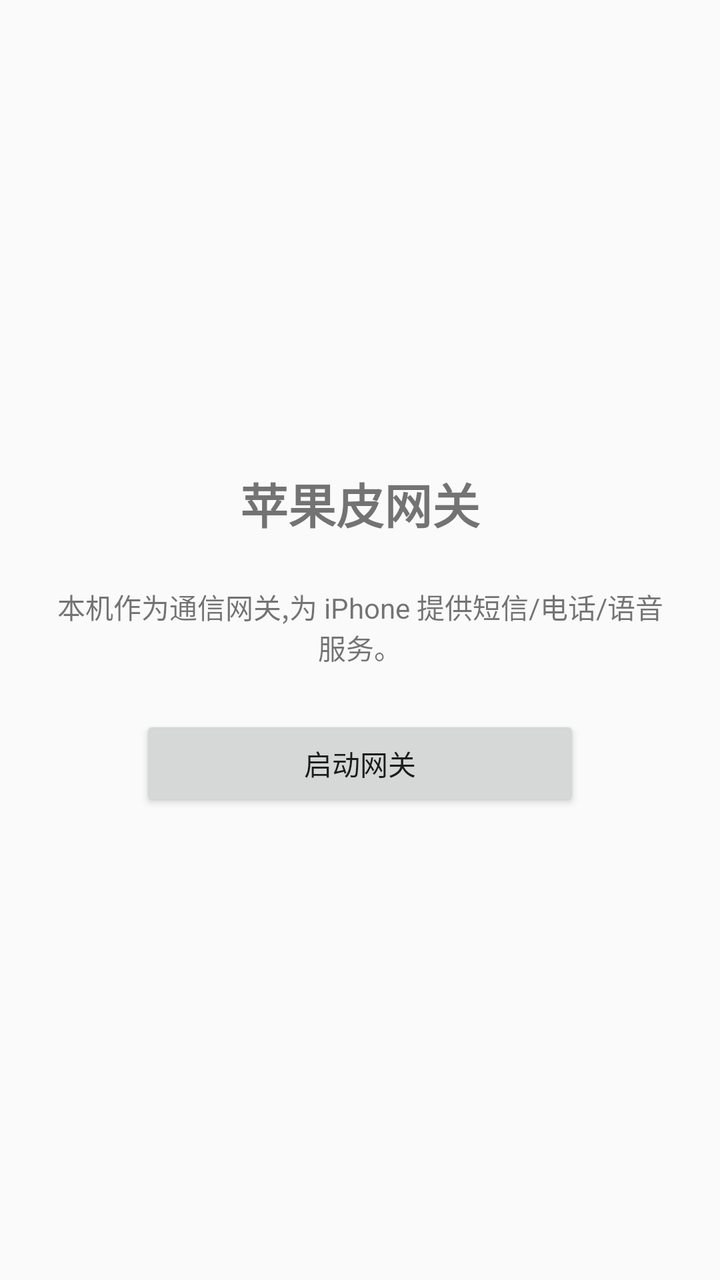
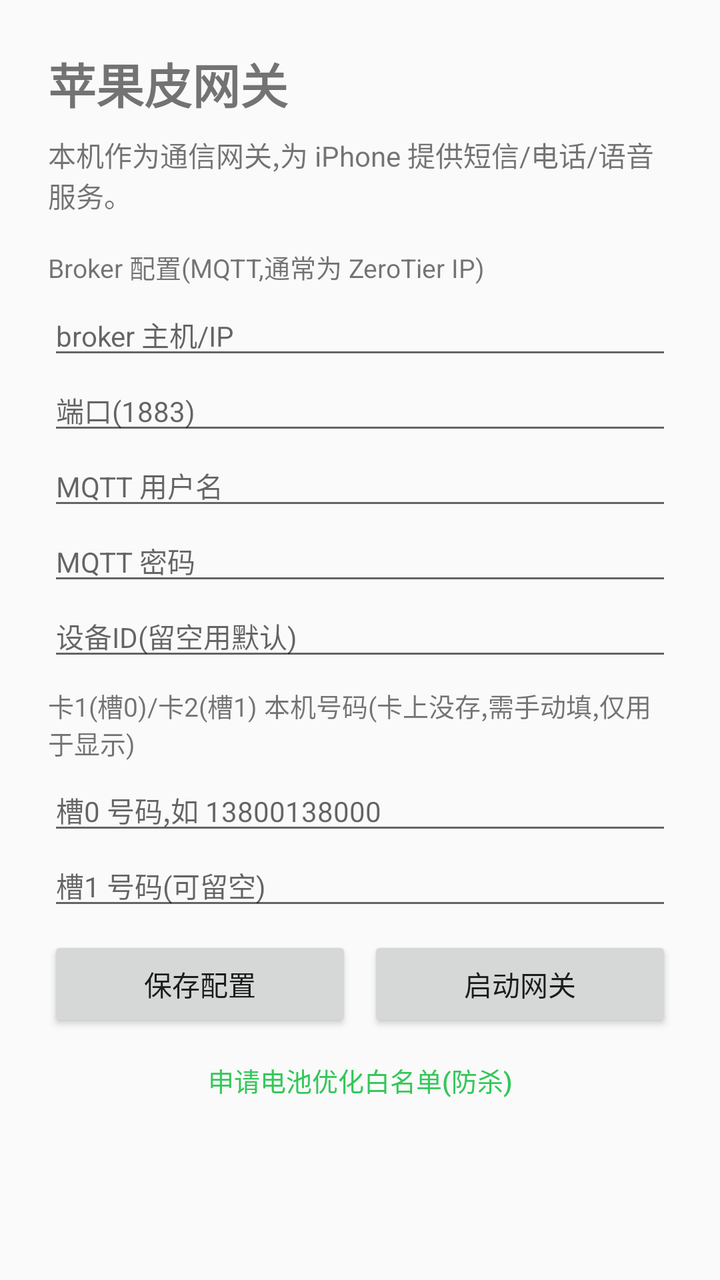

Screens rendered from an Android XML layout before and after an edit, with the pre-edit source and the edit as a unified diff.
<!-- AndroidManifest.xml: application theme Theme.AppGateway -->
<!-- res/layout/activity_main.xml -->
<?xml version="1.0" encoding="utf-8"?>
<LinearLayout xmlns:android="http://schemas.android.com/apk/res/android"
    android:layout_width="match_parent"
    android:layout_height="match_parent"
    android:orientation="vertical"
    android:gravity="center"
    android:padding="24dp">

    <TextView
        android:layout_width="wrap_content"
        android:layout_height="wrap_content"
        android:text="苹果皮网关"
        android:textSize="24sp"
        android:textStyle="bold"
        android:paddingBottom="24dp" />

    <TextView
        android:layout_width="wrap_content"
        android:layout_height="wrap_content"
        android:text="本机作为通信网关,为 iPhone 提供短信/电话/语音服务。"
        android:textSize="14sp"
        android:gravity="center"
        android:paddingBottom="24dp" />

    <Button
        android:id="@+id/btnStart"
        android:layout_width="220dp"
        android:layout_height="wrap_content"
        android:text="启动网关" />

    <TextView
        android:id="@+id/tvStatus"
        android:layout_width="match_parent"
        android:layout_height="wrap_content"
        android:layout_marginTop="24dp"
        android:gravity="center"
        android:textSize="13sp"
        android:visibility="gone" />

</LinearLayout>
<!-- resources referenced by this layout -->
<resources>
  <style name="Theme.AppGateway" parent="Theme.AppCompat.Light.NoActionBar">
          <item name="colorPrimary">#34C759</item>
          <item name="colorPrimaryDark">#28A745</item>
          <item name="colorAccent">#34C759</item>
      </style>
</resources>

<!-- the commit's change to res/layout/activity_main.xml (unified diff, before → after) -->
@@ -1,40 +1,138 @@
 <?xml version="1.0" encoding="utf-8"?>
-<LinearLayout xmlns:android="http://schemas.android.com/apk/res/android"
+<ScrollView xmlns:android="http://schemas.android.com/apk/res/android"
     android:layout_width="match_parent"
-    android:layout_height="match_parent"
-    android:orientation="vertical"
-    android:gravity="center"
-    android:padding="24dp">
+    android:layout_height="match_parent">
 
-    <TextView
-        android:layout_width="wrap_content"
-        android:layout_height="wrap_content"
-        android:text="苹果皮网关"
-        android:textSize="24sp"
-        android:textStyle="bold"
-        android:paddingBottom="24dp" />
-
-    <TextView
-        android:layout_width="wrap_content"
-        android:layout_height="wrap_content"
-        android:text="本机作为通信网关,为 iPhone 提供短信/电话/语音服务。"
-        android:textSize="14sp"
-        android:gravity="center"
-        android:paddingBottom="24dp" />
-
-    <Button
-        android:id="@+id/btnStart"
-        android:layout_width="220dp"
-        android:layout_height="wrap_content"
-        android:text="启动网关" />
-
-    <TextView
-        android:id="@+id/tvStatus"
+    <LinearLayout
         android:layout_width="match_parent"
         android:layout_height="wrap_content"
-        android:layout_marginTop="24dp"
-        android:gravity="center"
-        android:textSize="13sp"
-        android:visibility="gone" />
+        android:orientation="vertical"
+        android:padding="24dp">
 
-</LinearLayout>
+        <TextView
+            android:layout_width="wrap_content"
+            android:layout_height="wrap_content"
+            android:text="苹果皮网关"
+            android:textSize="24sp"
+            android:textStyle="bold"
+            android:paddingBottom="8dp" />
+
+        <TextView
+            android:layout_width="wrap_content"
+            android:layout_height="wrap_content"
+            android:text="本机作为通信网关,为 iPhone 提供短信/电话/语音服务。"
+            android:textSize="14sp"
+            android:paddingBottom="16dp" />
+
+        <TextView
+            android:layout_width="wrap_content"
+            android:layout_height="wrap_content"
+            android:text="Broker 配置(MQTT,通常为 ZeroTier IP)"
+            android:textSize="13sp"
+            android:paddingBottom="4dp" />
+
+        <EditText
+            android:id="@+id/etBrokerHost"
+            android:layout_width="match_parent"
+            android:layout_height="wrap_content"
+            android:hint="broker 主机/IP"
+            android:inputType="text"
+            android:textSize="14sp" />
+
+        <EditText
+            android:id="@+id/etBrokerPort"
+            android:layout_width="match_parent"
+            android:layout_height="wrap_content"
+            android:hint="端口(1883)"
+            android:inputType="number"
+            android:textSize="14sp" />
+
+        <EditText
+            android:id="@+id/etMqttUser"
+            android:layout_width="match_parent"
+            android:layout_height="wrap_content"
+            android:hint="MQTT 用户名"
+            android:inputType="text"
+            android:textSize="14sp" />
+
+        <EditText
+            android:id="@+id/etMqttPass"
+            android:layout_width="match_parent"
+            android:layout_height="wrap_content"
+            android:hint="MQTT 密码"
+            android:inputType="textPassword"
+            android:textSize="14sp" />
+
+        <EditText
+            android:id="@+id/etDeviceId"
+            android:layout_width="match_parent"
+            android:layout_height="wrap_content"
+            android:hint="设备ID(留空用默认)"
+            android:inputType="text"
+            android:textSize="14sp" />
+
+        <TextView
+            android:layout_width="wrap_content"
+            android:layout_height="wrap_content"
+            android:text="卡1(槽0)/卡2(槽1) 本机号码(卡上没存,需手动填,仅用于显示)"
+            android:textSize="13sp"
+            android:paddingTop="8dp"
+            android:paddingBottom="4dp" />
+
+        <EditText
+            android:id="@+id/etSim0Number"
+            android:layout_width="match_parent"
+            android:layout_height="wrap_content"
+            android:hint="槽0 号码,如 13800138000"
+            android:inputType="phone"
+            android:textSize="14sp" />
+
+        <EditText
+            android:id="@+id/etSim1Number"
+            android:layout_width="match_parent"
+            android:layout_height="wrap_content"
+            android:hint="槽1 号码(可留空)"
+            android:inputType="phone"
+            android:textSize="14sp" />
+
+        <LinearLayout
+            android:layout_width="match_parent"
+            android:layout_height="wrap_content"
+            android:orientation="horizontal"
+            android:paddingTop="8dp">
+
+            <Button
+                android:id="@+id/btnSave"
+                android:layout_width="0dp"
+                android:layout_height="wrap_content"
+                android:layout_weight="1"
+                android:text="保存配置" />
+
+            <Button
+                android:id="@+id/btnStart"
+                android:layout_width="0dp"
+                android:layout_height="wrap_content"
+                android:layout_weight="1"
+                android:layout_marginStart="8dp"
+                android:text="启动网关" />
+        </LinearLayout>
+
+        <Button
+            android:id="@+id/btnBattery"
+            style="?android:attr/buttonBarButtonStyle"
+            android:layout_width="match_parent"
+            android:layout_height="wrap_content"
+            android:text="申请电池优化白名单(防杀)"
+            android:textSize="13sp" />
+
+        <TextView
+            android:id="@+id/tvStatus"
+            android:layout_width="match_parent"
+            android:layout_height="wrap_content"
+            android:layout_marginTop="16dp"
+            android:gravity="center"
+            android:textSize="13sp"
+            android:visibility="gone" />
+
+    </LinearLayout>
+</ScrollView>
